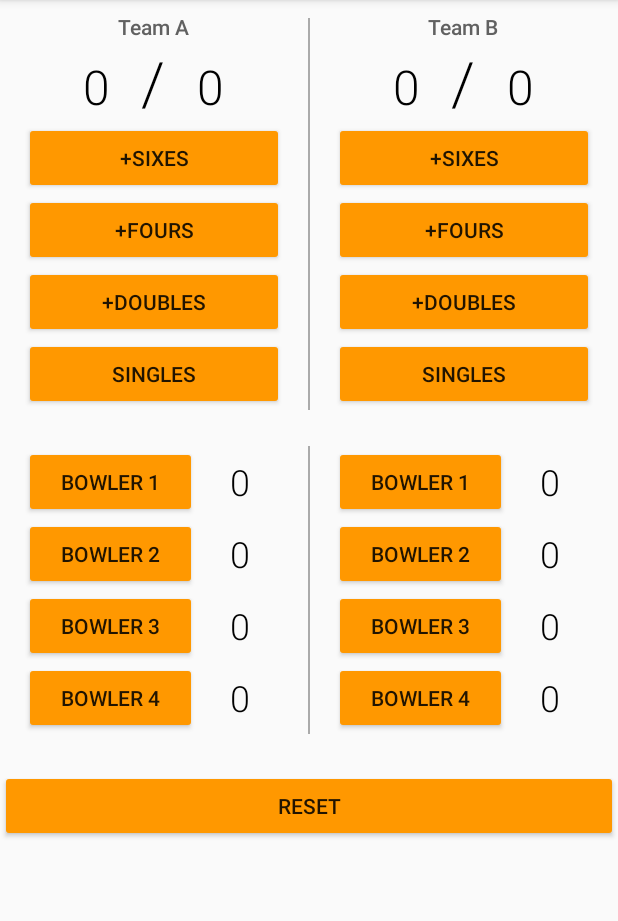
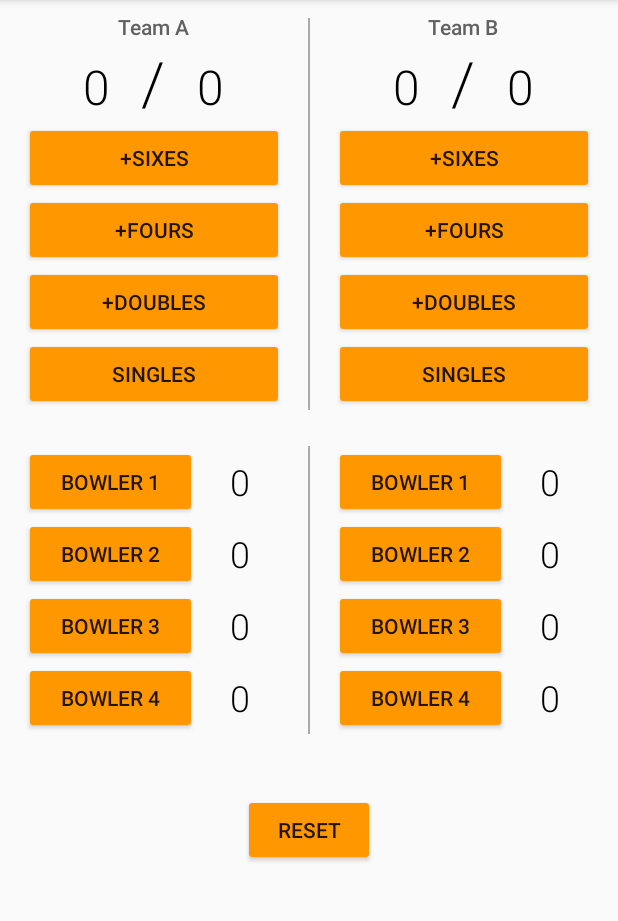
Before and after one commit to SrChip15/cricket-score-keeper, an Android app: the screen it shows after launch (MainActivity), on a phone screen of 412 x 824 dp, the part 84-1005 px from its top. Run offline under Robolectric (Android 15) with nearby library versions, the phone set to English and light mode, and no system bars.

Commit message:
Modify layout moderately + layout code cleanup

```diff
--- a/app/build.gradle
+++ b/app/build.gradle
@@ -4,7 +4,7 @@ android {
     compileSdkVersion 27
     defaultConfig {
         applicationId "com.example.android.courtcounter"
-        minSdkVersion 15
+        minSdkVersion 16
         targetSdkVersion 27
         versionCode 1
         versionName "1.0"
@@ -24,7 +24,6 @@ dependencies {
         exclude group: 'com.android.support', module: 'support-annotations'
     })
     compile 'com.android.support:appcompat-v7:27.0.2'
+    compile 'com.android.support.constraint:constraint-layout:1.0.2'
     testCompile 'junit:junit:4.12'
-
-    implementation "android.arch.lifecycle:extensions:1.0.0"
 }
--- a/app/src/main/res/layout/activity_main.xml
+++ b/app/src/main/res/layout/activity_main.xml
@@ -46,7 +46,7 @@
                         android:layout_height="wrap_content"
                         android:layout_weight="1"
                         android:fontFamily="sans-serif-light"
-                        android:gravity="right"
+                        android:gravity="end"
                         android:text="@string/runs_or_wickets"
                         android:textColor="#000000"
                         android:textSize="32sp"/>
@@ -57,7 +57,7 @@
                         android:layout_weight="1"
                         android:fontFamily="sans-serif-light"
                         android:gravity="center_horizontal"
-                        android:text="/"
+                        android:text="@string/score_divider"
                         android:textColor="#000000"
                         android:textSize="40sp"/>
 
@@ -67,7 +67,7 @@
                         android:layout_height="wrap_content"
                         android:layout_weight="1"
                         android:fontFamily="sans-serif-light"
-                        android:gravity="left"
+                        android:gravity="start"
                         android:text="@string/runs_or_wickets"
                         android:textColor="#000000"
                         android:textSize="32sp"/>
@@ -147,7 +147,7 @@
                         android:layout_height="wrap_content"
                         android:layout_weight="1"
                         android:fontFamily="sans-serif-light"
-                        android:gravity="right"
+                        android:gravity="end"
                         android:text="@string/runs_or_wickets"
                         android:textColor="#000000"
                         android:textSize="32sp"/>
@@ -158,7 +158,7 @@
                         android:layout_weight="1"
                         android:fontFamily="sans-serif-light"
                         android:gravity="center_horizontal"
-                        android:text="/"
+                        android:text="@string/score_divider"
                         android:textColor="#000000"
                         android:textSize="40sp"/>
 
@@ -168,7 +168,7 @@
                         android:layout_height="wrap_content"
                         android:layout_weight="1"
                         android:fontFamily="sans-serif-light"
-                        android:gravity="left"
+                        android:gravity="start"
                         android:text="@string/runs_or_wickets"
                         android:textColor="#000000"
                         android:textSize="32sp"/>
@@ -219,8 +219,8 @@
             android:id="@+id/bowling_figures"
             android:layout_width="match_parent"
             android:layout_height="wrap_content"
+            android:layout_below="@id/batting_view"
             android:layout_marginTop="24dp"
-            android:layout_below="@id/batting_view"
             android:orientation="horizontal">
 
             <LinearLayout
@@ -242,7 +242,7 @@
                         android:layout_gravity="center_horizontal"
                         android:layout_weight="2"
                         android:onClick="teamABowler1Wickets"
-                        android:text="Bowler 1"/>
+                        android:text="@string/bowler_1_label"/>
 
                     <TextView
                         android:id="@+id/wickets_taken_team_a_bowler_1"
@@ -271,7 +271,7 @@
                         android:layout_gravity="center_horizontal"
                         android:layout_weight="2"
                         android:onClick="teamABowler2Wickets"
-                        android:text="Bowler 2"/>
+                        android:text="@string/bowler_2_label"/>
 
                     <TextView
                         android:id="@+id/wickets_taken_team_a_bowler_2"
@@ -300,7 +300,7 @@
                         android:layout_gravity="center_horizontal"
                         android:layout_weight="2"
                         android:onClick="teamABowler3Wickets"
-                        android:text="Bowler 3"/>
+                        android:text="@string/bowler_3_label"/>
 
                     <TextView
                         android:id="@+id/wickets_taken_team_a_bowler_3"
@@ -329,7 +329,7 @@
                         android:layout_gravity="center_horizontal"
                         android:layout_weight="2"
                         android:onClick="teamABowler4Wickets"
-                        android:text="Bowler 4"/>
+                        android:text="@string/bowler_4_label"/>
 
                     <TextView
                         android:id="@+id/wickets_taken_team_a_bowler_4"
@@ -371,7 +371,7 @@
                         android:layout_gravity="center_horizontal"
                         android:layout_weight="2"
                         android:onClick="teamBBowler1Wickets"
-                        android:text="Bowler 1"/>
+                        android:text="@string/bowler_1_label"/>
 
                     <TextView
                         android:id="@+id/wickets_taken_team_b_bowler_1"
@@ -400,7 +400,7 @@
                         android:layout_gravity="center_horizontal"
                         android:layout_weight="2"
                         android:onClick="teamBBowler2Wickets"
-                        android:text="Bowler 2"/>
+                        android:text="@string/bowler_2_label"/>
 
                     <TextView
                         android:id="@+id/wickets_taken_team_b_bowler_2"
@@ -429,7 +429,7 @@
                         android:layout_gravity="center_horizontal"
                         android:layout_weight="2"
                         android:onClick="teamBBowler3Wickets"
-                        android:text="Bowler 3"/>
+                        android:text="@string/bowler_3_label"/>
 
                     <TextView
                         android:id="@+id/wickets_taken_team_b_bowler_3"
@@ -458,7 +458,7 @@
                         android:layout_gravity="center_horizontal"
                         android:layout_weight="2"
                         android:onClick="teamBBowler4Wickets"
-                        android:text="Bowler 4"/>
+                        android:text="@string/bowler_4_label"/>
 
                     <TextView
                         android:id="@+id/wickets_taken_team_b_bowler_4"
@@ -479,12 +479,12 @@
         </LinearLayout>
 
         <Button
-            android:layout_width="match_parent"
+            android:layout_width="wrap_content"
             android:layout_height="wrap_content"
             android:layout_below="@id/bowling_figures"
-            android:layout_marginTop="24dp"
             android:layout_centerHorizontal="true"
             android:layout_marginBottom="4dp"
+            android:layout_marginTop="40dp"
             android:onClick="resetScore"
             android:text="@string/reset"/>
 
--- a/app/src/main/res/values/strings.xml
+++ b/app/src/main/res/values/strings.xml
@@ -8,4 +8,9 @@
     <string name="two_runs">+Doubles</string>
     <string name="single_run">Singles</string>
     <string name="reset">reset</string>
+    <string name="score_divider">/</string>
+    <string name="bowler_1_label">Bowler 1</string>
+    <string name="bowler_2_label">Bowler 2</string>
+    <string name="bowler_3_label">Bowler 3</string>
+    <string name="bowler_4_label">Bowler 4</string>
 </resources>
```
